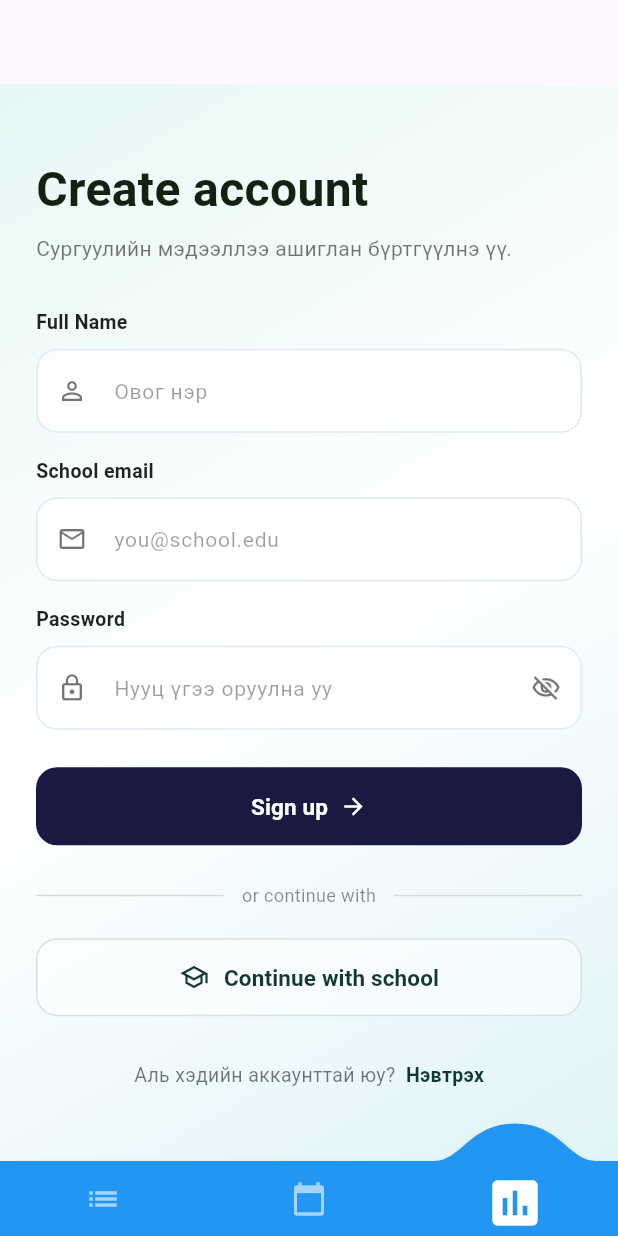
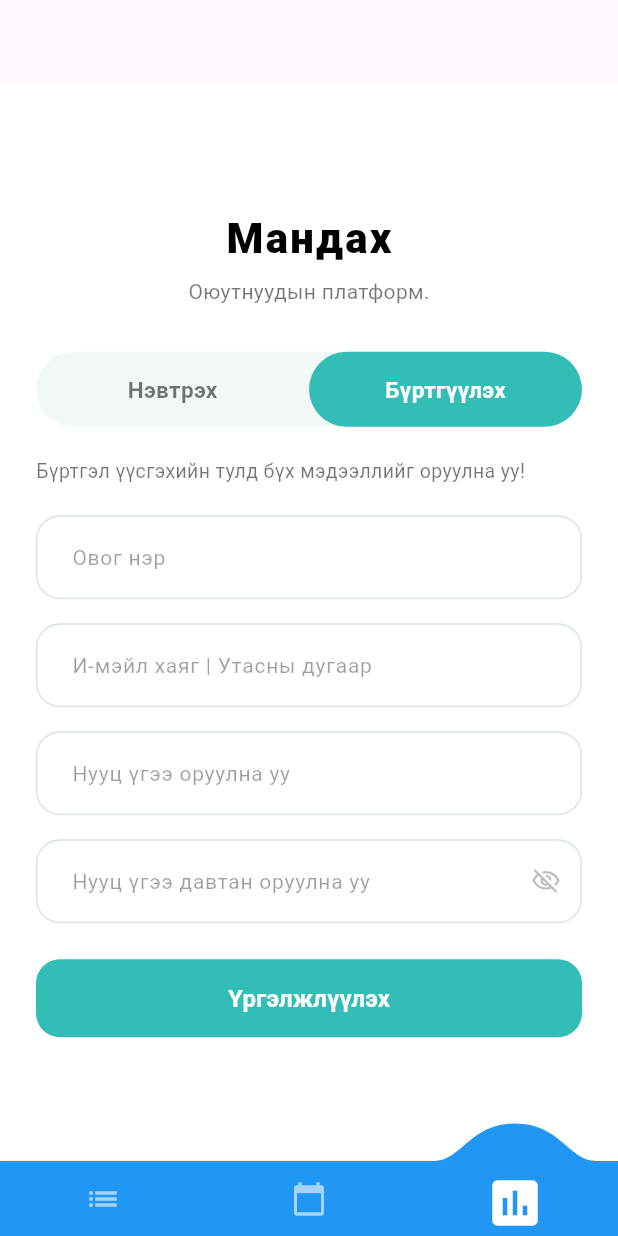
Before and after one commit to khhngrzul/Online-, a Flutter app: the screen it shows after launch, item 3 of the bottom bar chosen, on a phone screen of 412 x 824 dp. Run offline on Flutter 3.47's test engine with Material 3 defaults, Android fonts, the phone set to English and light mode, and no system bars; drawn by our look-alikes of convex_bottom_bar; network calls fail.

Commit message:
Update register.dart

```diff
--- a/flutter/lib/register.dart
+++ b/flutter/lib/register.dart
@@ -1,4 +1,5 @@
 import 'package:flutter/material.dart';
+import 'package:onlinezah/login.dart';
 
 class SchoolRegisterScreen extends StatefulWidget {
   const SchoolRegisterScreen({super.key});
@@ -11,42 +12,29 @@ class _SchoolRegisterScreenState extends State<SchoolRegisterScreen> {
   @override
   Widget build(BuildContext context) {
     return Scaffold(
-      body: Container(
-        width: double.infinity,
-        height: double.infinity,
-        // Login хуудастай яг ижилхэн цайвар градиент дэвсгэр
-        decoration: const BoxDecoration(
-          gradient: LinearGradient(
-            begin: Alignment.topLeft,
-            end: Alignment.bottomRight,
-            colors: [
-              Color(0xFFE6F8F5),
-              Color(0xFFFFFFFF),
-              Color(0xFFE0F4F8),
-            ],
-          ),
-        ),
+      backgroundColor: Colors.white,
+      body: SafeArea(
         child: Center(
           child: SingleChildScrollView(
             padding: const EdgeInsets.symmetric(horizontal: 24.0, vertical: 20.0),
             child: ConstrainedBox(
               constraints: const BoxConstraints(maxWidth: 420),
               child: Column(
-                crossAxisAlignment: CrossAxisAlignment.start,
+                crossAxisAlignment: CrossAxisAlignment.center,
                 mainAxisAlignment: MainAxisAlignment.center,
                 children: [
-                  // Гарчиг
                   const Text(
-                    'Create account',
+                    'Мандах',
                     style: TextStyle(
-                      fontSize: 32,
-                      fontWeight: FontWeight.bold,
-                      color: Color(0xFF112211),
+                      fontSize: 28,
+                      fontWeight: FontWeight.w900,
+                      letterSpacing: 1.5,
+                      color: Colors.black,
                     ),
                   ),
                   const SizedBox(height: 6),
                   const Text(
-                    'Сургуулийн мэдээллээ ашиглан бүртгүүлнэ үү.',
+                    'Оюутнуудын платформ.',
                     style: TextStyle(
                       fontSize: 14,
                       color: Colors.black54,
@@ -54,175 +42,187 @@ class _SchoolRegisterScreenState extends State<SchoolRegisterScreen> {
                   ),
                   const SizedBox(height: 30),
 
-                  // Full Name input
-                  const Text(
-                    'Full Name',
-                    style: TextStyle(fontWeight: FontWeight.w600, fontSize: 13, color: Colors.black87),
+
+                  Container(
+                    height: 50,
+                    decoration: BoxDecoration(
+                      color: const Color(0xFFF2F8F8),
+                      borderRadius: BorderRadius.circular(25),
+                    ),
+                    child: Row(
+                      children: [
+                        Expanded(
+                          child: GestureDetector(
+                            onTap: () {
+                              Navigator.pushReplacement(
+                                context,
+                                MaterialPageRoute(builder: (context) => const SchoolLoginScreen()),
+                              );
+                            },
+                            child: Container(
+                              alignment: Alignment.center,
+                              child: const Text(
+                                'Нэвтрэх',
+                                style: TextStyle(
+                                  fontSize: 15,
+                                  fontWeight: FontWeight.w600,
+                                  color: Colors.black54,
+                                ),
+                              ),
+                            ),
+                          ),
+                        ),
+                        Expanded(
+                          child: Container(
+                            alignment: Alignment.center,
+                            decoration: BoxDecoration(
+                              color: const Color(0xFF32BEB6),
+                              borderRadius: BorderRadius.circular(25),
+                            ),
+                            child: const Text(
+                              'Бүртгүүлэх',
+                              style: TextStyle(
+                                fontSize: 15,
+                                fontWeight: FontWeight.w600,
+                                color: Colors.white,
+                              ),
+                            ),
+                          ),
+                        ),
+                      ],
+                    ),
                   ),
-                  const SizedBox(height: 8),
+                  const SizedBox(height: 20),
+
+                  const Align(
+                    alignment: Alignment.centerLeft,
+                    child: Text(
+                      'Бүртгэл үүсгэхийн тулд бүх мэдээллийг оруулна уу!',
+                      style: TextStyle(fontSize: 13, color: Colors.black54),
+                    ),
+                  ),
+                  const SizedBox(height: 20),
+
+                  // Ovog ner
                   TextField(
                     decoration: InputDecoration(
                       hintText: 'Овог нэр',
                       hintStyle: const TextStyle(color: Colors.black38, fontSize: 14),
-                      prefixIcon: const Icon(Icons.person_outline, color: Colors.black54, size: 20),
                       filled: true,
-                      fillColor: Colors.white.withOpacity(0.8),
+                      fillColor: Colors.white,
+                      contentPadding: const EdgeInsets.symmetric(horizontal: 20, vertical: 16),
                       border: OutlineInputBorder(
-                        borderRadius: BorderRadius.circular(14),
-                        borderSide: const BorderSide(color: Color(0xFFE2E8F0)),
+                        borderRadius: BorderRadius.circular(16),
+                        borderSide: const BorderSide(color: Color(0xFFD8E2DE)),
                       ),
                       enabledBorder: OutlineInputBorder(
-                        borderRadius: BorderRadius.circular(14),
-                        borderSide: const BorderSide(color: Color(0xFFE2E8F0)),
+                        borderRadius: BorderRadius.circular(16),
+                        borderSide: const BorderSide(color: Color(0xFFD8E2DE)),
+                      ),
+                      focusedBorder: OutlineInputBorder(
+                        borderRadius: BorderRadius.circular(16),
+                        borderSide: const BorderSide(color: Color(0xFF32BEB6), width: 1.5),
                       ),
                     ),
                   ),
                   const SizedBox(height: 16),
 
-                  // School Email input
-                  const Text(
-                    'School email',
-                    style: TextStyle(fontWeight: FontWeight.w600, fontSize: 13, color: Colors.black87),
-                  ),
-                  const SizedBox(height: 8),
+                  // E-mail / Utasnii dugaar
                   TextField(
                     decoration: InputDecoration(
-                      hintText: 'you@school.edu',
+                      hintText: 'И-мэйл хаяг | Утасны дугаар',
                       hintStyle: const TextStyle(color: Colors.black38, fontSize: 14),
-                      prefixIcon: const Icon(Icons.mail_outline, color: Colors.black54, size: 20),
                       filled: true,
-                      fillColor: Colors.white.withOpacity(0.8),
+                      fillColor: Colors.white,
+                      contentPadding: const EdgeInsets.symmetric(horizontal: 20, vertical: 16),
                       border: OutlineInputBorder(
-                        borderRadius: BorderRadius.circular(14),
-                        borderSide: const BorderSide(color: Color(0xFFE2E8F0)),
+                        borderRadius: BorderRadius.circular(16),
+                        borderSide: const BorderSide(color: Color(0xFFD8E2DE)),
                       ),
                       enabledBorder: OutlineInputBorder(
-                        borderRadius: BorderRadius.circular(14),
-                        borderSide: const BorderSide(color: Color(0xFFE2E8F0)),
+                        borderRadius: BorderRadius.circular(16),
+                        borderSide: const BorderSide(color: Color(0xFFD8E2DE)),
+                      ),
+                      focusedBorder: OutlineInputBorder(
+                        borderRadius: BorderRadius.circular(16),
+                        borderSide: const BorderSide(color: Color(0xFF32BEB6), width: 1.5),
                       ),
                     ),
                   ),
                   const SizedBox(height: 16),
 
-                  // Password input
-                  const Text(
-                    'Password',
-                    style: TextStyle(fontWeight: FontWeight.w600, fontSize: 13, color: Colors.black87),
-                  ),
-                  const SizedBox(height: 8),
+                  // Nuuts üg
                   TextField(
                     obscureText: true,
                     decoration: InputDecoration(
                       hintText: 'Нууц үгээ оруулна уу',
                       hintStyle: const TextStyle(color: Colors.black38, fontSize: 14),
-                      prefixIcon: const Icon(Icons.lock_outline, color: Colors.black54, size: 20),
-                      suffixIcon: const Icon(Icons.visibility_off_outlined, color: Colors.black54, size: 20),
                       filled: true,
-                      fillColor: Colors.white.withOpacity(0.8),
+                      fillColor: Colors.white,
+                      contentPadding: const EdgeInsets.symmetric(horizontal: 20, vertical: 16),
                       border: OutlineInputBorder(
-                        borderRadius: BorderRadius.circular(14),
-                        borderSide: const BorderSide(color: Color(0xFFE2E8F0)),
+                        borderRadius: BorderRadius.circular(16),
+                        borderSide: const BorderSide(color: Color(0xFFD8E2DE)),
                       ),
                       enabledBorder: OutlineInputBorder(
-                        borderRadius: BorderRadius.circular(14),
-                        borderSide: const BorderSide(color: Color(0xFFE2E8F0)),
+                        borderRadius: BorderRadius.circular(16),
+                        borderSide: const BorderSide(color: Color(0xFFD8E2DE)),
+                      ),
+                      focusedBorder: OutlineInputBorder(
+                        borderRadius: BorderRadius.circular(16),
+                        borderSide: const BorderSide(color: Color(0xFF32BEB6), width: 1.5),
                       ),
                     ),
                   ),
-                  const SizedBox(height: 25),
+                  const SizedBox(height: 16),
 
-                  // Sign Up товч
+
+                  TextField(
+                    obscureText: true,
+                    decoration: InputDecoration(
+                      hintText: 'Нууц үгээ давтан оруулна уу',
+                      hintStyle: const TextStyle(color: Colors.black38, fontSize: 14),
+                      suffixIcon: const Icon(Icons.visibility_off_outlined, color: Colors.black26, size: 20),
+                      filled: true,
+                      fillColor: Colors.white,
+                      contentPadding: const EdgeInsets.symmetric(horizontal: 20, vertical: 16),
+                      border: OutlineInputBorder(
+                        borderRadius: BorderRadius.circular(16),
+                        borderSide: const BorderSide(color: Color(0xFFD8E2DE)),
+                      ),
+                      enabledBorder: OutlineInputBorder(
+                        borderRadius: BorderRadius.circular(16),
+                        borderSide: const BorderSide(color: Color(0xFFD8E2DE)),
+                      ),
+                      focusedBorder: OutlineInputBorder(
+                        borderRadius: BorderRadius.circular(16),
+                        borderSide: const BorderSide(color: Color(0xFF32BEB6), width: 1.5),
+                      ),
+                    ),
+                  ),
+                  const SizedBox(height: 24),
+
+
                   SizedBox(
                     width: double.infinity,
                     height: 52,
                     child: ElevatedButton(
                       style: ElevatedButton.styleFrom(
-                        backgroundColor: const Color(0xFF191942), // Бараан хөх ягаан өнгө
+                        backgroundColor: const Color(0xFF32BEB6),
                         shape: RoundedRectangleBorder(
-                          borderRadius: BorderRadius.circular(14),
+                          borderRadius: BorderRadius.circular(16),
                         ),
                         elevation: 0,
                       ),
                       onPressed: () {},
-                      child: const Row(
-                        mainAxisAlignment: MainAxisAlignment.center,
-                        children: [
-                          Text(
-                            'Sign up',
-                            style: TextStyle(color: Colors.white, fontSize: 15, fontWeight: FontWeight.bold),
-                          ),
-                          SizedBox(width: 8),
-                          Icon(Icons.arrow_forward, color: Colors.white, size: 18),
-                        ],
-                      ),
-                    ),
-                  ),
-                  const SizedBox(height: 25),
-
-                  // Divider
-                  Row(
-                    children: const [
-                      Expanded(child: Divider(color: Color(0xFFD5DDD9), thickness: 1)),
-                      Padding(
-                        padding: EdgeInsets.symmetric(horizontal: 12.0),
-                        child: Text(
-                          'or continue with',
-                          style: TextStyle(color: Colors.black45, fontSize: 12),
+                      child: const Text(
+                        'Үргэлжлүүлэх',
+                        style: TextStyle(
+                          color: Colors.white,
+                          fontSize: 16,
+                          fontWeight: FontWeight.bold,
                         ),
                       ),
-                      Expanded(child: Divider(color: Color(0xFFD5DDD9), thickness: 1)),
-                    ],
-                  ),
-                  const SizedBox(height: 20),
-
-                  // Continue with school товч
-                  SizedBox(
-                    width: double.infinity,
-                    height: 52,
-                    child: OutlinedButton(
-                      style: OutlinedButton.styleFrom(
-                        side: const BorderSide(color: Color(0xFFD8E2DE)),
-                        shape: RoundedRectangleBorder(
-                          borderRadius: BorderRadius.circular(14),
-                        ),
-                        backgroundColor: Colors.white.withOpacity(0.5),
-                      ),
-                      onPressed: () {},
-                      child: Row(
-                        mainAxisAlignment: MainAxisAlignment.center,
-                        children: const [
-                          Icon(Icons.school_outlined, color: Color(0xFF163832), size: 20),
-                          SizedBox(width: 10),
-                          Text(
-                            'Continue with school',
-                            style: TextStyle(color: Color(0xFF163832), fontSize: 15, fontWeight: FontWeight.w600),
-                          ),
-                        ],
-                      ),
-                    ),
-                  ),
-                  const SizedBox(height: 30),
-
-                  // Нэвтрэх хэсэг рүү буцах холбоос
-                  Center(
-                    child: Row(
-                      mainAxisAlignment: MainAxisAlignment.center,
-                      children: [
-                        const Text('Аль хэдийн аккаунттай юу?  ', style: TextStyle(color: Colors.black54, fontSize: 13)),
-                        GestureDetector(
-                          onTap: () {
-                            Navigator.pop(context); // Нэвтрэх хуудас руу буцах
-                          },
-                          child: const Text(
-                            'Нэвтрэх',
-                            style: TextStyle(
-                              color: Color(0xFF11382A),
-                              fontWeight: FontWeight.bold,
-                              fontSize: 13,
-                            ),
-                          ),
-                        ),
-                      ],
                     ),
                   ),
                 ],
```
